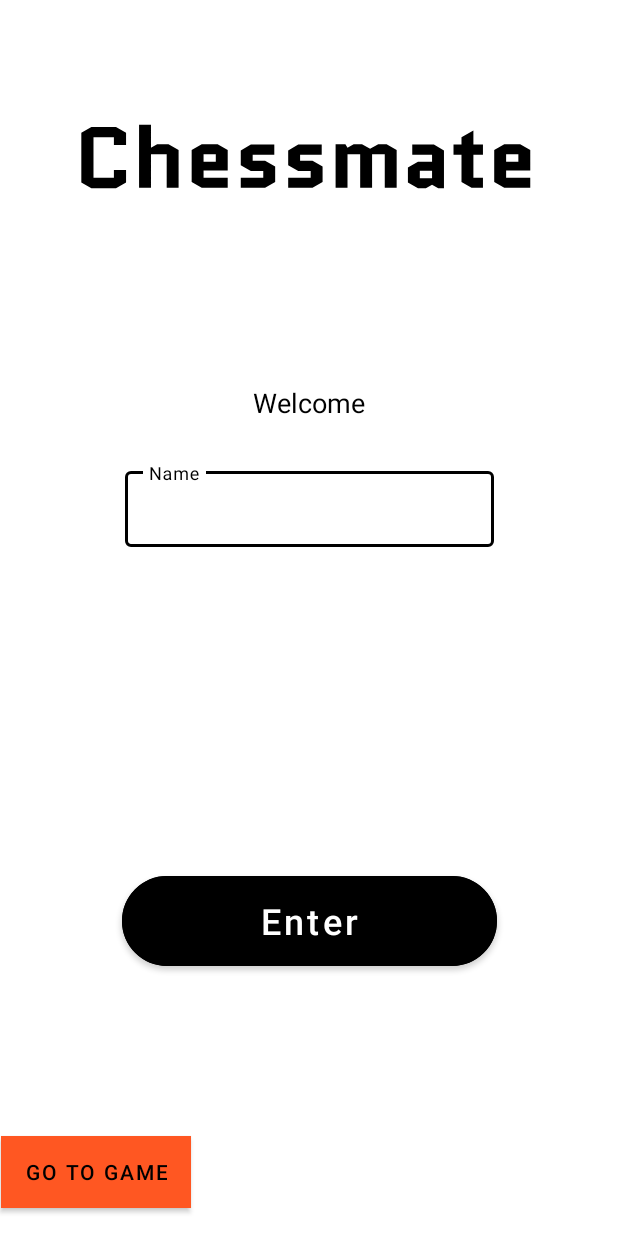
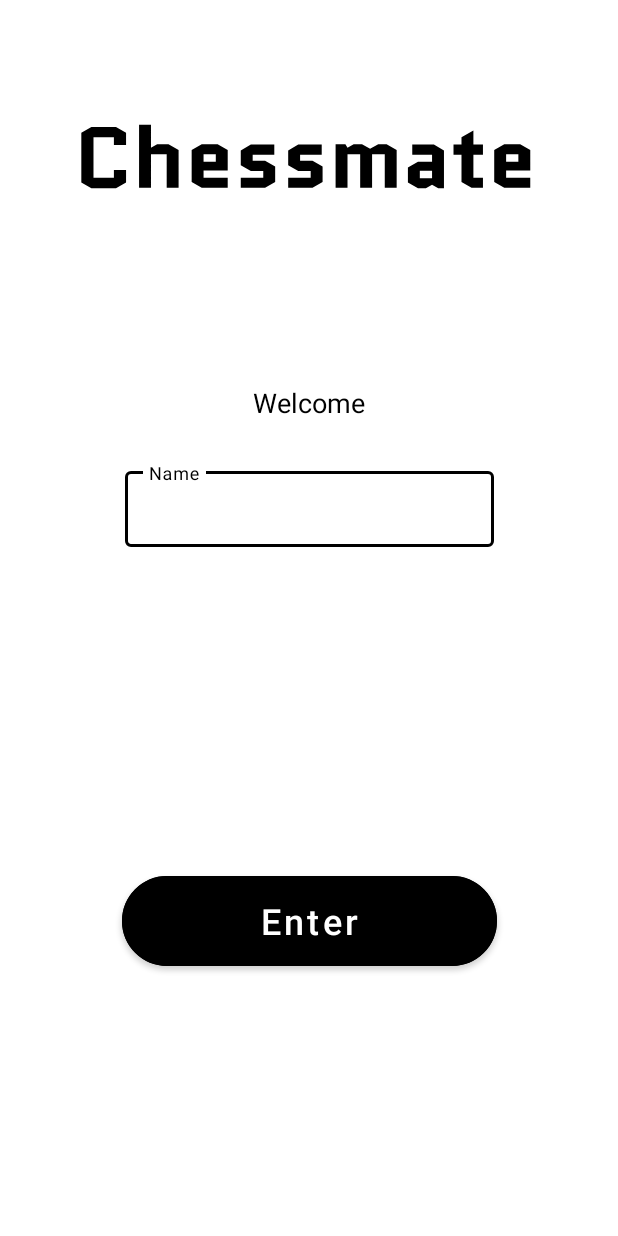
Before and after one commit to andreaswoelbl/ChessMate, an Android app: the screen it shows after launch (HomeActivity), on a phone screen of 412 x 824 dp. Run offline under Robolectric (Android 15) with nearby library versions, the phone set to English and light mode, and no system bars; 2 statements that could not run were skipped.

Commit message:
removed button for testing

```diff
--- a/app/src/main/res/layout/activity_home.xml
+++ b/app/src/main/res/layout/activity_home.xml
@@ -6,20 +6,6 @@
     android:layout_height="match_parent"
 
     tools:context=".HomeActivity">
-
-    <Button
-        android:id="@+id/button"
-        android:layout_width="wrap_content"
-        android:layout_height="wrap_content"
-        android:background="#FF5722"
-        android:text="Go To Game"
-        app:backgroundTint="#FF5722"
-        app:layout_constraintBottom_toBottomOf="parent"
-        app:layout_constraintEnd_toEndOf="parent"
-        app:layout_constraintHorizontal_bias="0.003"
-        app:layout_constraintStart_toStartOf="parent"
-        app:layout_constraintTop_toTopOf="parent"
-        app:layout_constraintVertical_bias="0.976" />
 
     <Button
         android:id="@+id/EnterGameButton"
```
